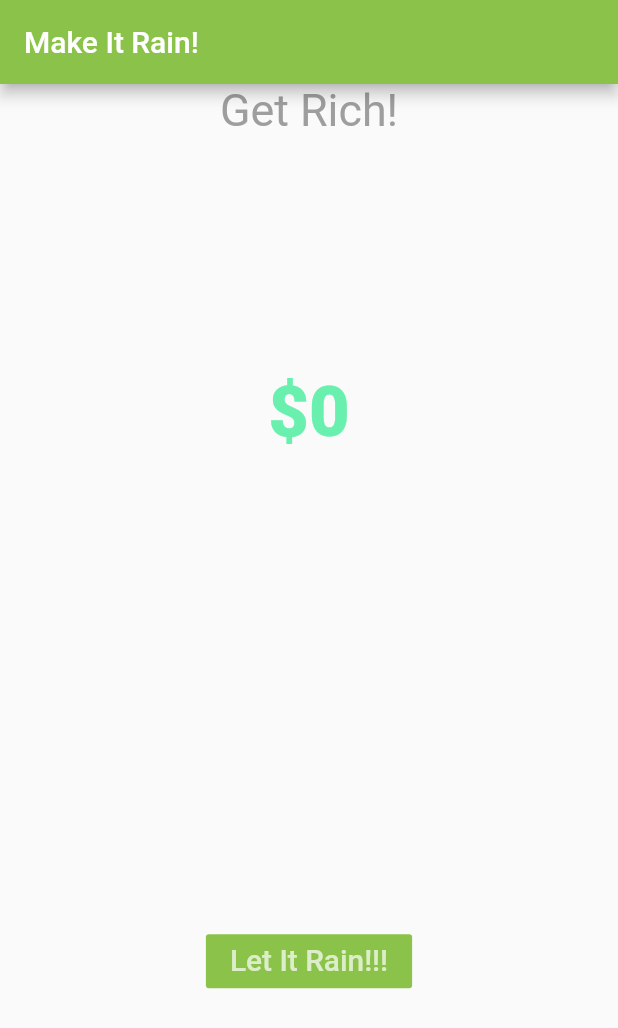
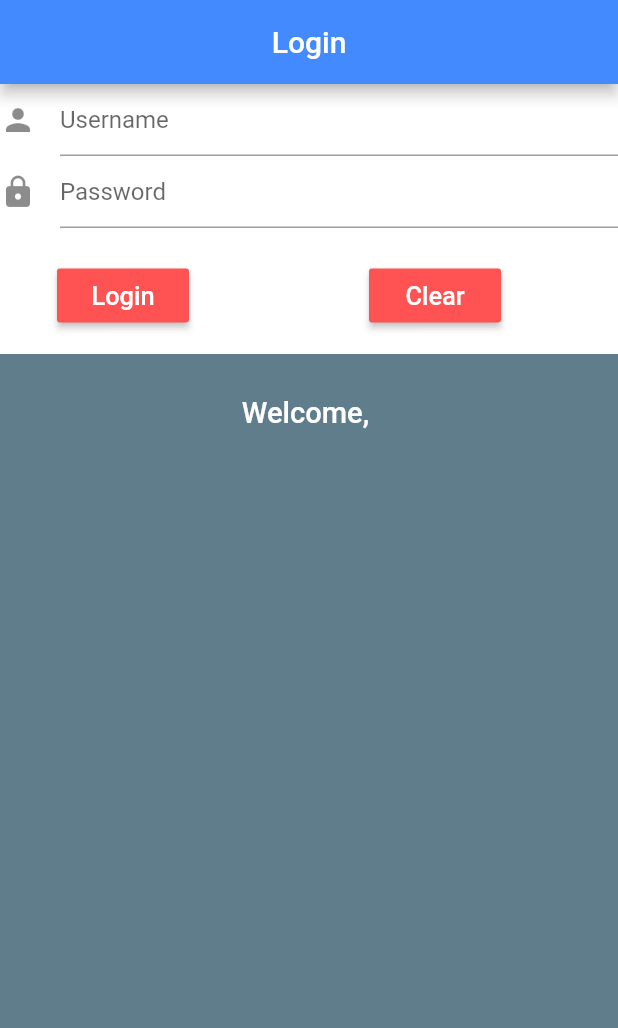
Before and after one commit to Dguarines/flutter_app, a Flutter app: the screen it shows after launch, on a phone screen of 412 x 824 dp. Shown: the top 1028 px of the screen. Run offline on Flutter 3.47's test engine with Material 2 defaults, Android fonts, the phone set to English and light mode, and no system bars.

Commit message:
app_login with bugs.

```diff
--- a/lib/main.dart
+++ b/lib/main.dart
@@ -1,10 +1,10 @@
 import 'package:flutter/material.dart';
-import './ui/welcome_home.dart';
+import './ui/Login.dart';
 
 void main() {
   runApp(
     new MaterialApp(
-      title: "Make it Rain!",
-      home: new MakeItRain(),
+      title: "Login",
+      home: Login(),
   ));
 }
--- /dev/null
+++ b/lib/ui/Login.dart
@@ -0,0 +1,143 @@
+import 'package:flutter/material.dart';
+
+class Login extends StatefulWidget {
+  @override
+  State<StatefulWidget> createState() {
+    return new LoginState();
+  }
+
+}
+
+class LoginState extends State<Login> {
+
+  final TextEditingController _userController = new TextEditingController();
+  final TextEditingController _passwordController = new TextEditingController();
+  String _welcomeString = "";
+
+
+  void _erase() {
+    setState(() {
+      _userController.clear();
+      _passwordController.clear();
+
+
+    });
+
+
+
+  }
+  @override
+  Widget build(BuildContext context) {
+    return new Scaffold(
+      appBar: new AppBar(
+        title: new Text("Login"),
+        centerTitle: true,
+        backgroundColor: Colors.blueAccent,
+      ),
+
+      backgroundColor: Colors.blueGrey,
+
+      body: new Container(
+        alignment: Alignment.topCenter,
+        child: new ListView(
+          children: <Widget>[
+             //image/profile
+
+              //form
+            new Container(
+              height: 180.0,
+              width: 380.0,
+              color: Colors.white,
+              child: new Column(
+                children: <Widget>[
+                    new TextField(
+                      controller: _userController,
+                      decoration: new InputDecoration(
+                        hintText: 'Username',
+                        icon: new Icon(Icons.person)
+                      ),
+                    ),
+
+                    new TextField(
+                      controller: _passwordController,
+                      decoration: new InputDecoration(
+                          hintText: 'Password',
+                          icon: new Icon(Icons.lock),
+
+                      ),
+                      obscureText: true,
+                    ),
+
+                  new Padding(padding: new EdgeInsets.all(10.5)), //add padding
+                  new Center(
+                    child: new Row(
+                      children: <Widget>[
+                         // Login button
+                         new Container(
+                           margin: const EdgeInsets.only(left: 38.0),
+                           child: new RaisedButton(
+                               onPressed: _showWelcome,
+                               color: Colors.redAccent,
+                               child: new Text("Login",
+                                 style: new TextStyle(color: Colors.white,
+                                 fontSize: 16.9))),
+                         ),
+
+                         // Clear button
+                         new Container(
+                           margin: const EdgeInsets.only(left: 120.0),
+                           child: new RaisedButton(
+                               onPressed: _erase,
+                               color: Colors.redAccent,
+                               child: new Text("Clear",
+                                   style: new TextStyle(color: Colors.white,
+                                       fontSize: 16.9))),
+                         ),
+
+                      ],
+                    ),
+                  )
+                ],
+              ),
+
+            ),//form ends here
+
+              new Padding(
+                  padding: const EdgeInsets.all(14.0)),
+
+            new Row(
+              mainAxisAlignment: MainAxisAlignment.center,
+              children: <Widget>[
+                new Text("Welcome, $_welcomeString",
+                style: new TextStyle(color: Colors.white,
+                fontSize: 19.4,
+                fontWeight: FontWeight.w500),)
+              ],
+
+            ),
+          ],
+        ),
+      ),
+
+
+    );
+  }
+
+
+  void _showWelcome() {
+    setState((){
+      if (_userController.text.isNotEmpty
+          && _passwordController.text.isNotEmpty) {
+
+        _welcomeString = _userController.text;
+
+      }else
+        _welcomeString = "Nothing!";
+
+    });
+
+  }
+
+
+
+}
```
Also changed, not shown: images/face.png (added).
